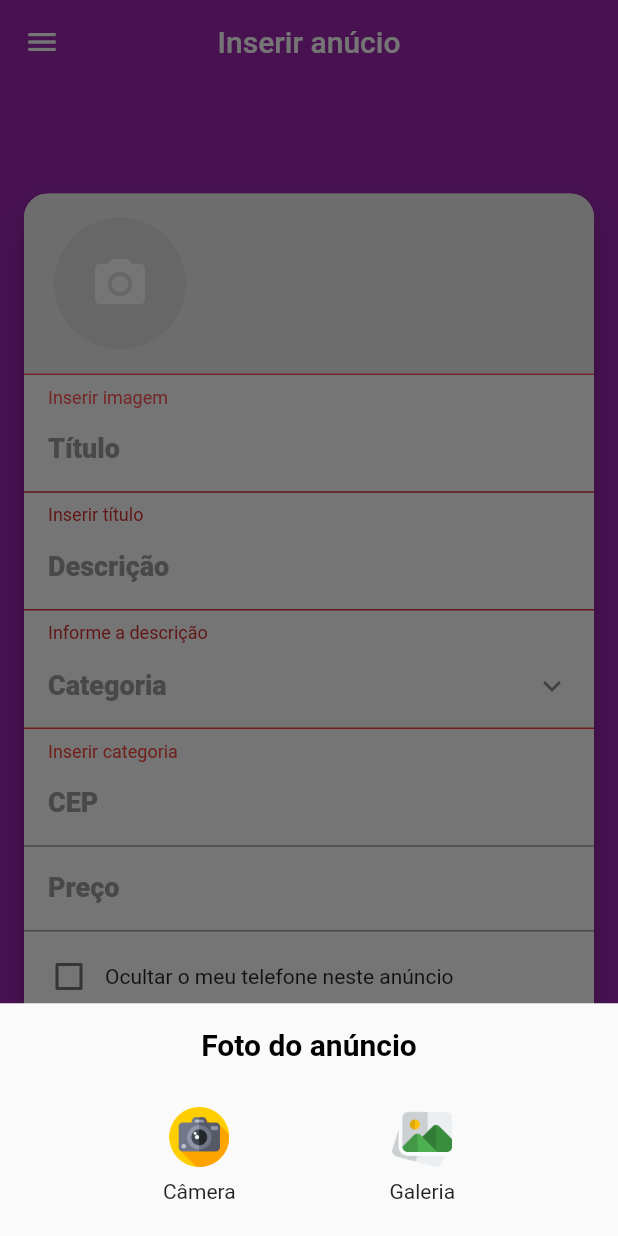
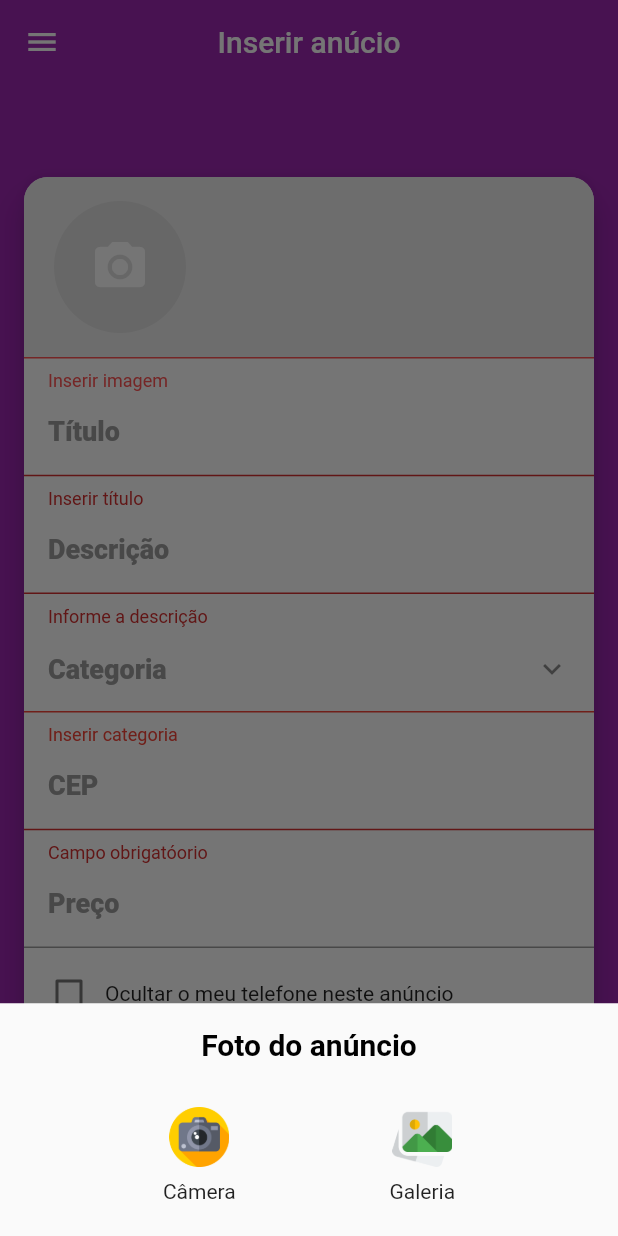
Before and after one commit to ClodoaldoRibeiro/xlo_app, a Flutter app: the InserirAnucioScreen screen opened directly, after a tap on the "camera alt" icon, on a phone screen of 412 x 824 dp. Run offline on Flutter 3.47's test engine with Material 2 defaults, Android fonts, the phone set to English and light mode, and no system bars; our stand-ins replace brasil_fields, dio, flutter_mobx, get_it, image_cropper, image_picker and 3 more; accounts and stored records are empty; generated files the repository leaves out were written again; network calls fail; statements that could not run were skipped.

Commit message:
Adicionar o campo de cep

```diff
--- a/lib/screens/inseriranucio/components/cep_field.dart
+++ b/lib/screens/inseriranucio/components/cep_field.dart
@@ -3,16 +3,22 @@ import 'package:flutter/material.dart';
 import 'package:flutter/services.dart';
 import 'package:flutter_mobx/flutter_mobx.dart';
 import 'package:xlo_app/stores/cep_store.dart';
+import 'package:xlo_app/stores/inserir_anucio_store.dart';
 
 class CEPField extends StatelessWidget {
-  final CepStore cepStore = CepStore();
+  CEPField(this.anucioStore) : cepStore = anucioStore.cepStore;
+
+  final CepStore cepStore;
+  final InserirAnucioStore anucioStore;
 
   @override
   Widget build(BuildContext context) {
     return Column(
       crossAxisAlignment: CrossAxisAlignment.stretch,
       children: [
-        TextFormField(
+        Observer(
+          builder: (context) {
+            return TextFormField(
               onChanged: cepStore.setCep,
               keyboardType: TextInputType.number,
               inputFormatters: [
@@ -20,6 +26,7 @@ class CEPField extends StatelessWidget {
                 CepInputFormatter()
               ],
               decoration: InputDecoration(
+                errorText: anucioStore.addressError,
                 labelText: 'CEP',
                 labelStyle: TextStyle(
                   fontWeight: FontWeight.w800,
@@ -28,6 +35,8 @@ class CEPField extends StatelessWidget {
                 ),
                 contentPadding: const EdgeInsets.fromLTRB(16, 10, 12, 10),
               ),
+            );
+          },
         ),
         Observer(
           builder: (context) {
--- a/lib/screens/inseriranucio/inserir_anucio_screen.dart
+++ b/lib/screens/inseriranucio/inserir_anucio_screen.dart
@@ -76,7 +76,7 @@ class InserirAnucioScreen extends StatelessWidget {
                   },
                 ),
                 CategoryField(anucioStore: _anucioStore),
-                CEPField(),
+                CEPField(_anucioStore),
                 TextFormField(
                   keyboardType: TextInputType.number,
                   decoration: InputDecoration(
--- a/lib/stores/inserir_anucio_store.dart
+++ b/lib/stores/inserir_anucio_store.dart
@@ -1,7 +1,9 @@
 import 'dart:io';
 
 import 'package:mobx/mobx.dart';
+import 'package:xlo_app/models/address.dart';
 import 'package:xlo_app/models/category.dart';
+import 'package:xlo_app/stores/cep_store.dart';
 
 part 'inserir_anucio_store.g.dart';
 
@@ -105,4 +107,21 @@ abstract class _InserirAnucioStore with Store {
       return "Inserir categoria";
     }
   }
+
+  @observable
+  CepStore cepStore = CepStore();
+
+  @computed
+  Address get address => cepStore.address;
+
+  @computed
+  bool get addressValid => cepStore.address != null;
+
+  String get addressError {
+    if (addressValid) {
+      return null;
+    } else {
+      return "Campo obrigatóorio";
+    }
+  }
 }
```
Also changed, not shown: lib/stores/inserir_anucio_store.g.dart. Lines whose indentation alone changed are shown as unchanged.
